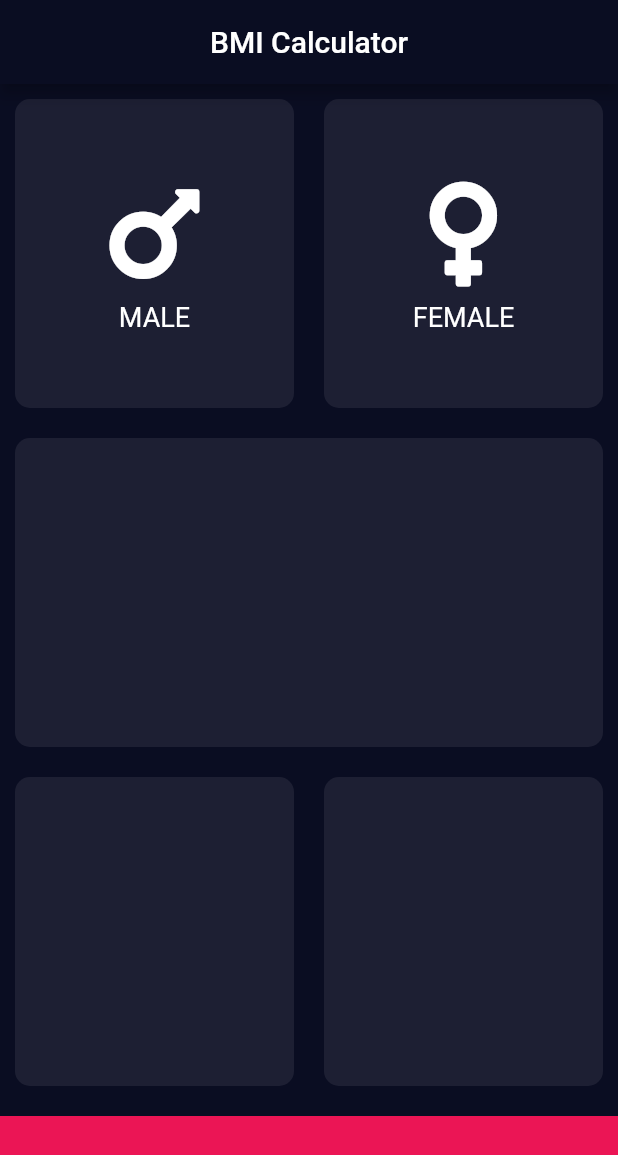
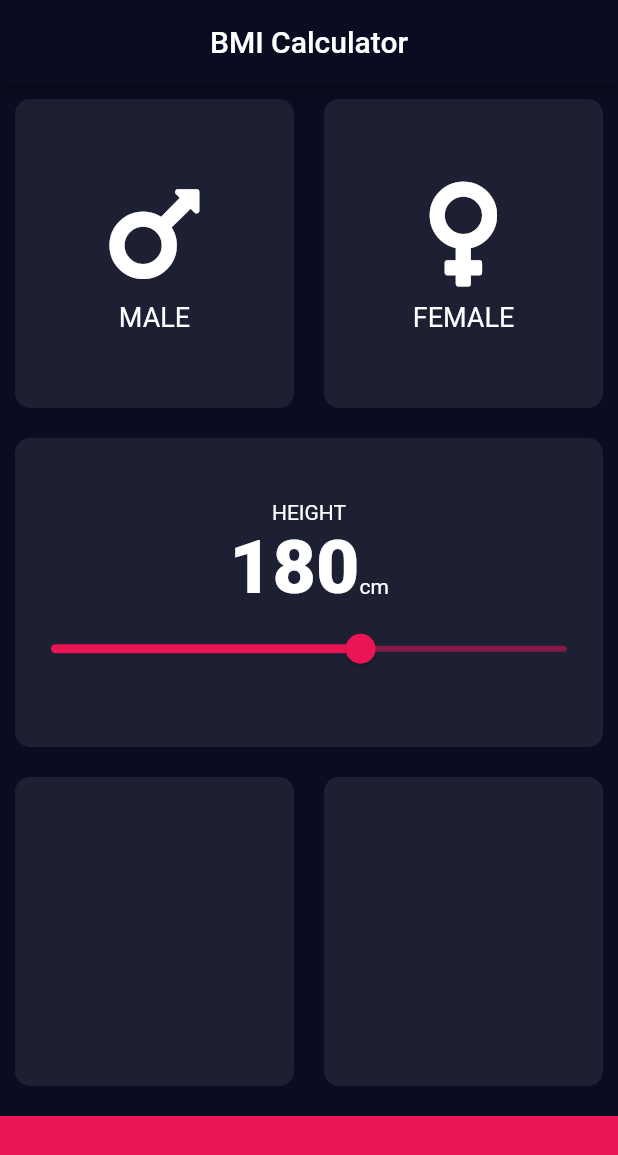
Before and after one commit to fadihere/BMI-Calculator, a Flutter app: the screen it shows after launch, on a phone screen of 412 x 824 dp. Shown: the top 1155 px of the screen. Run offline on Flutter 3.47's test engine with Material 2 defaults, Android fonts, the phone set to English and light mode, and no system bars; our stand-ins replace font_awesome_flutter.

Commit message:
Add active and inactive color and slider

```diff
--- /dev/null
+++ b/lib/constants.dart
@@ -0,0 +1,11 @@
+import 'package:flutter/material.dart';
+
+const kBottomButtonHeight = 80.0;
+const kBottomContainerColor = Color(0xFFEB1555);
+const kActiveCardColor = Color(0xFFEB1555);
+const inActiveCardColor = Color(0xFF1D1F33);
+
+const kNumberTextStyle =
+    TextStyle(color: Colors.white, fontSize: 50.0, fontWeight: FontWeight.w900);
+
+const iconColor = Color(0xFFFFFFFF);
--- a/lib/input_page.dart
+++ b/lib/input_page.dart
@@ -2,40 +2,23 @@ import 'package:flutter/material.dart';
 import 'package:font_awesome_flutter/font_awesome_flutter.dart';
 import 'reuseable_card.dart';
 import 'icon_content.dart';
+import 'constants.dart';
 
-const bottomButtonHeight = 80.0;
-const bottomContainerColor = Color(0xFFEB1555);
-const activeCardColor = Color(0xFFEB1555);
-const inActiveCardColor = Color(0xFF1D1F33);
+enum Gender {
+  male,
+  female,
+}
 
 class InputPage extends StatefulWidget {
   @override
   _InputPageState createState() => _InputPageState();
 }
 
-Color maleCardColor = inActiveCardColor;
-Color femaleCardColor = inActiveCardColor;
-void updateColor(int gender) {
-  //if return 1 it is MALE, if 2 it is FEMALE
-  if (gender == 1) {
-    if (maleCardColor == inActiveCardColor) {
-      maleCardColor = activeCardColor;
-      femaleCardColor = inActiveCardColor;
-    } else {
-      maleCardColor = inActiveCardColor;
-    }
-  }
-  if (gender == 2) {
-    if (femaleCardColor == inActiveCardColor) {
-      femaleCardColor = activeCardColor;
-      maleCardColor = inActiveCardColor;
-    } else {
-      femaleCardColor = inActiveCardColor;
-    }
-  }
-}
+Gender selectedGender;
 
 class _InputPageState extends State<InputPage> {
+  int height = 180;
+
   @override
   Widget build(BuildContext context) {
     return Scaffold(
@@ -45,6 +28,7 @@ class _InputPageState extends State<InputPage> {
         ),
       ),
       body: Column(
+        crossAxisAlignment: CrossAxisAlignment.stretch,
         children: <Widget>[
           Expanded(
             child: Row(
@@ -53,35 +37,80 @@ class _InputPageState extends State<InputPage> {
                   child: ReuseableCard(
                     ontap: () {
                       setState(() {
-                        updateColor(1);
+                        selectedGender = Gender.male;
                       });
                     },
                     cardChild: IconContent(
                       icon: FontAwesomeIcons.mars,
                       label: 'MALE',
                     ),
-                    colour: maleCardColor,
+                    colour: selectedGender == Gender.male
+                        ? kActiveCardColor
+                        : inActiveCardColor,
                   ),
                 ),
                 Expanded(
                   child: ReuseableCard(
                     ontap: () {
                       setState(() {
-                        updateColor(2);
+                        selectedGender = Gender.female;
                       });
                     },
                     cardChild: IconContent(
                       icon: FontAwesomeIcons.venus,
                       label: 'FEMALE',
                     ),
-                    colour: femaleCardColor,
+                    colour: selectedGender == Gender.female
+                        ? kActiveCardColor
+                        : inActiveCardColor,
                   ),
                 )
               ],
             ),
           ),
           Expanded(
-            child: ReuseableCard(colour: inActiveCardColor),
+            child: ReuseableCard(
+              colour: inActiveCardColor,
+              cardChild: Column(
+                mainAxisAlignment: MainAxisAlignment.center,
+                children: [
+                  Text(
+                    'HEIGHT',
+                    style: TextStyle(color: Colors.white),
+                  ),
+                  Row(
+                    mainAxisAlignment: MainAxisAlignment.center,
+                    crossAxisAlignment: CrossAxisAlignment.baseline,
+                    textBaseline: TextBaseline.alphabetic,
+                    children: [
+                      Text(
+                        height.toString(),
+                        style: kNumberTextStyle,
+                      ),
+                      Text(
+                        'cm',
+                        style: TextStyle(color: Colors.white),
+                      ),
+                    ],
+                  ),
+                  SliderTheme(
+                    data: SliderThemeData(),
+                    child: Slider(
+                      value: height.toDouble(),
+                      min: 120.0,
+                      max: 220.0,
+                      activeColor: Color(0xFFEB1555),
+                      inactiveColor: Color(0x80EB1555),
+                      onChanged: (double newValue) {
+                        setState(() {
+                          height = newValue.round();
+                        });
+                      },
+                    ),
+                  )
+                ],
+              ),
+            ),
           ),
           Expanded(
             child: Row(
@@ -98,8 +127,8 @@ class _InputPageState extends State<InputPage> {
           Container(
             child: Column(children: <Widget>[]),
             margin: EdgeInsets.only(top: 10),
-            color: bottomContainerColor,
-            height: bottomButtonHeight,
+            color: kBottomContainerColor,
+            height: kBottomButtonHeight,
             width: double.infinity,
           ),
         ],
```
